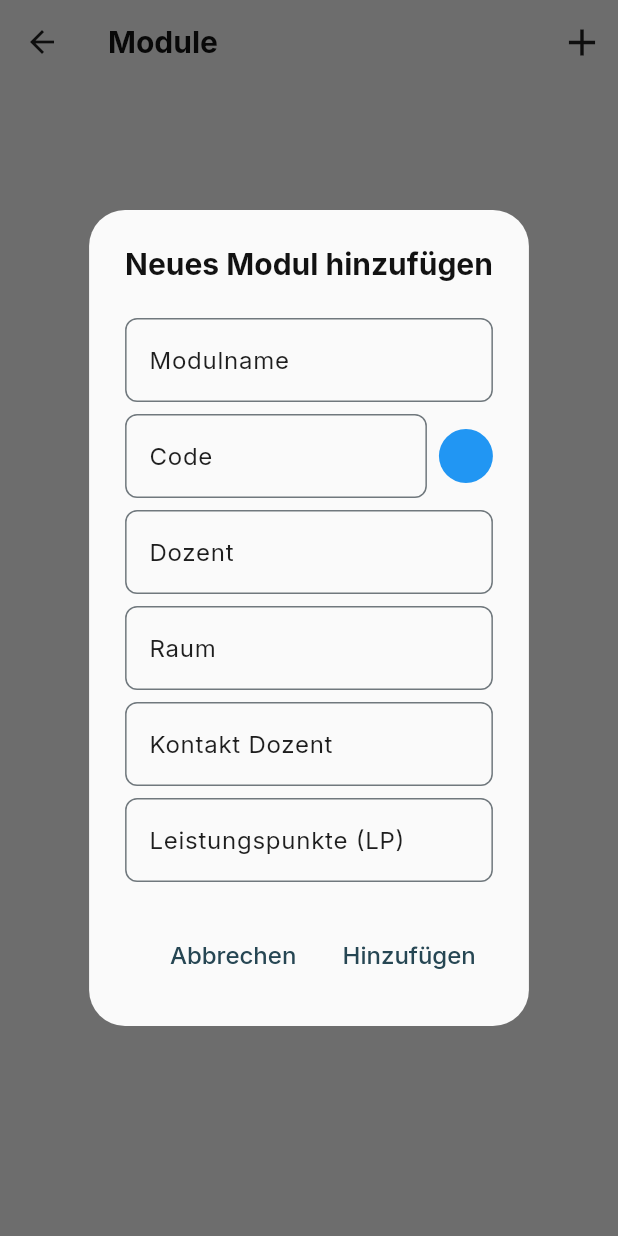
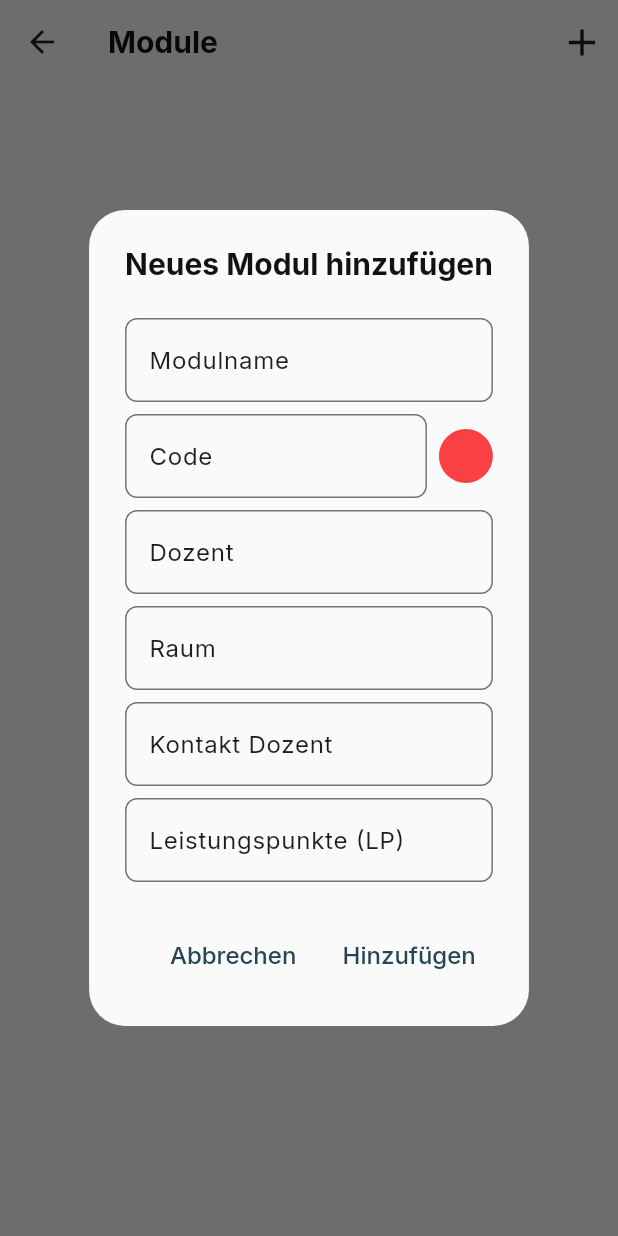
Before and after one commit to jannikmenzel/widgify, a Flutter app: the ModulesPage screen opened directly, after a tap on the "add" icon, on a phone screen of 412 x 824 dp. Run offline on Flutter 3.47's test engine with Material 3 defaults, Android fonts, the phone set to English and light mode, and no system bars; our stand-ins replace google_fonts, shared_preferences; accounts and stored records are empty.

Commit message:
fixed all errors within modules page

```diff
--- a/lib/pages/main/modules/modules_page.dart
+++ b/lib/pages/main/modules/modules_page.dart
@@ -15,7 +15,7 @@ class ModulesPage extends StatefulWidget {
 
 class _ModulesPageState extends State<ModulesPage> {
   List<Modules> _modules = [];
-  Color selectedColor = Colors.blue;
+  Color selectedColor = Color(0xFFf94144);
 
   @override
   void initState() {
```
Also changed, not shown: lib/pages/main/modules/modules_utils.dart (+12 -2 lines).
